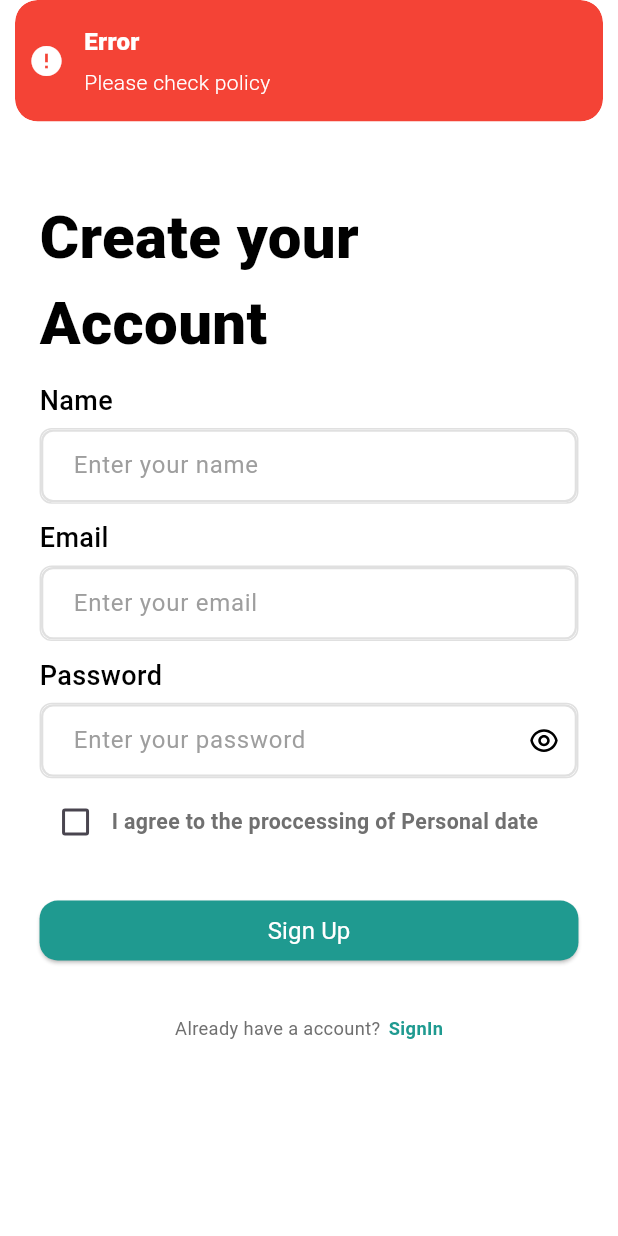
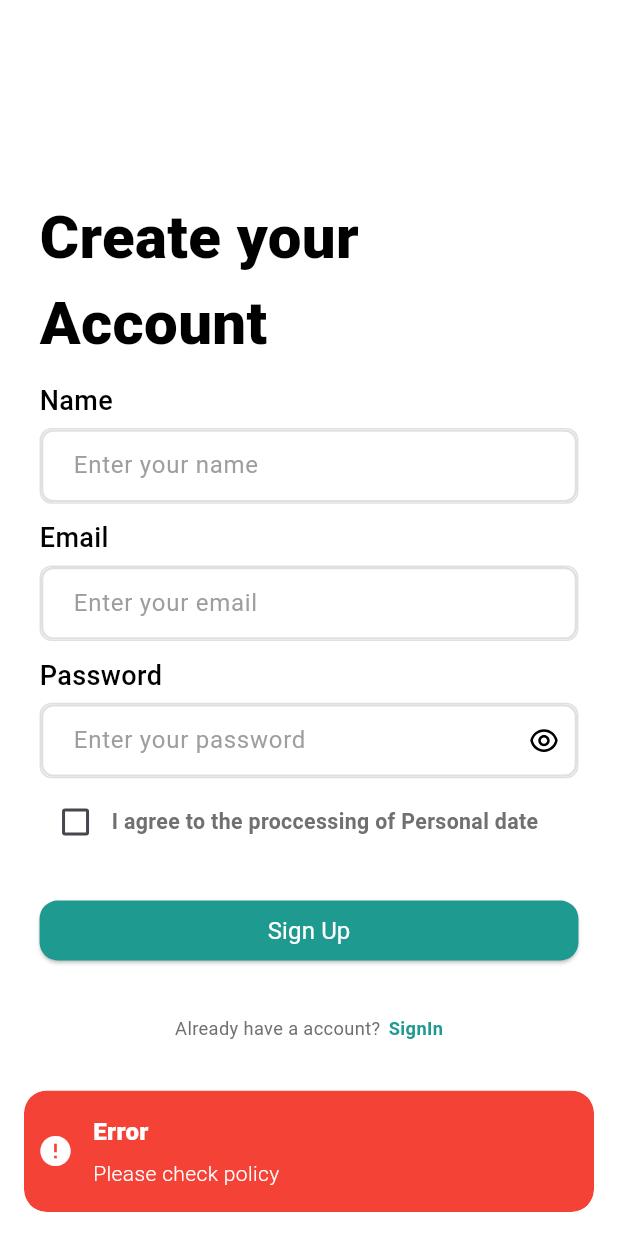
Before and after one commit to Joint-Venture-AI/financial_ai, a Flutter app: the SignUpScreen screen opened by its route, after a tap on "Sign Up", on a phone screen of 412 x 824 dp. Run offline on Flutter 3.47's test engine with Material 3 defaults, Android fonts, the phone set to English and light mode, and no system bars; our stand-ins replace dots_indicator, fl_chart, flutter_otp_text_field, flutter_screenutil, flutter_svg, get and 5 more; accounts and stored records are empty; project files that could hold a hidden picture were left out.

Commit message:
fixed an glob base bug

```diff
--- a/lib/core/utils/global_base.dart
+++ b/lib/core/utils/global_base.dart
@@ -15,6 +15,8 @@ class GlobalBase {
         color: Colors.white,
       ),
       duration: Duration(seconds: 2),
+      snackPosition: SnackPosition.BOTTOM,
+      margin: EdgeInsets.all(16),
     );
   }
 }
```
